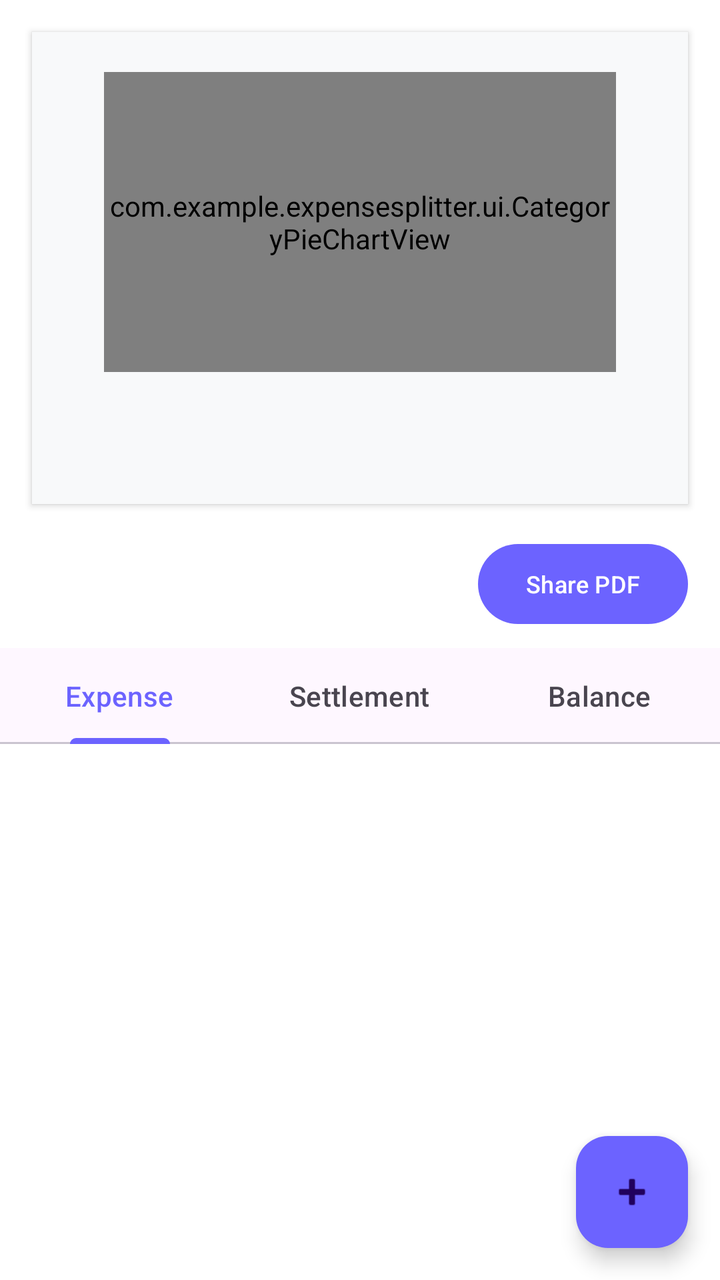
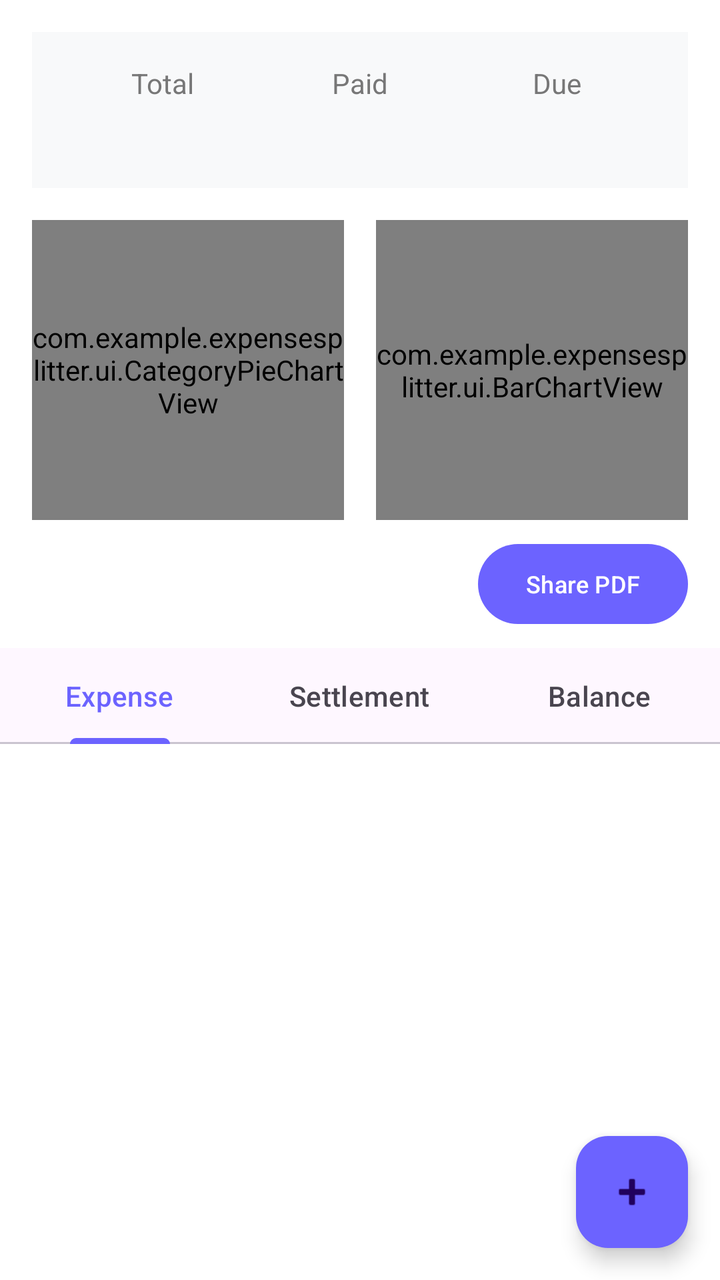

The first picture is an Android layout as it rendered before a commit; the second is the same layout after the commit. The layout source and the unified diff follow.
<!-- AndroidManifest.xml: application theme Theme.ExpenseSplitter -->
<!-- res/layout/activity_group_detail.xml -->
<?xml version="1.0" encoding="utf-8"?>
<LinearLayout xmlns:android="http://schemas.android.com/apk/res/android"
    xmlns:app="http://schemas.android.com/apk/res-auto"
    android:orientation="vertical"
    android:layout_width="match_parent"
    android:layout_height="match_parent"
    android:background="@color/bg_color">

    
    <LinearLayout
        android:layout_width="match_parent"
        android:layout_height="wrap_content"
        android:orientation="horizontal"
        android:padding="20dp"
        android:background="#F8F9FA"
        android:layout_margin="16dp"
        android:elevation="2dp"> 
        
    <com.example.expensesplitter.ui.CategoryPieChartView
        android:id="@+id/categoryPieChart"
        android:layout_width="match_parent"
        android:layout_height="150dp"
        android:layout_marginHorizontal="16dp"
        android:layout_marginBottom="8dp"/>
       
    <com.example.expensesplitter.ui.BarChartView
        android:id="@+id/barChart"
        android:layout_width="match_parent"
        android:layout_height="180dp"
        android:layout_marginHorizontal="16dp"
        android:layout_marginBottom="16dp"/> 
        
        
        <LinearLayout android:layout_width="0dp" android:layout_height="wrap_content" android:layout_weight="1" android:orientation="vertical" android:gravity="center">
            <TextView android:layout_width="wrap_content" android:layout_height="wrap_content" android:text="Total" android:textSize="14sp" android:textColor="#777777"/>
            <TextView android:id="@+id/tvTotal" android:layout_width="wrap_content" android:layout_height="wrap_content" android:textStyle="bold" android:textSize="22sp" android:textColor="#2D2D2D" android:layout_marginTop="4dp"/>
        </LinearLayout>
        
        
        <LinearLayout android:layout_width="0dp" android:layout_height="wrap_content" android:layout_weight="1" android:orientation="vertical" android:gravity="center">
            <TextView android:layout_width="wrap_content" android:layout_height="wrap_content" android:text="Paid" android:textSize="14sp" android:textColor="#777777"/>
            <TextView android:id="@+id/tvPaid" android:layout_width="wrap_content" android:layout_height="wrap_content" android:textStyle="bold" android:textSize="22sp" android:textColor="#2E7D32" android:layout_marginTop="4dp"/>
        </LinearLayout>
        
        
        <LinearLayout android:layout_width="0dp" android:layout_height="wrap_content" android:layout_weight="1" android:orientation="vertical" android:gravity="center">
            <TextView android:layout_width="wrap_content" android:layout_height="wrap_content" android:text="Due" android:textSize="14sp" android:textColor="#777777"/>
            <TextView android:id="@+id/tvDue" android:layout_width="wrap_content" android:layout_height="wrap_content" android:textStyle="bold" android:textSize="22sp" android:textColor="#C62828" android:layout_marginTop="4dp"/>
        </LinearLayout>
    </LinearLayout>

    
    <com.google.android.material.button.MaterialButton
        android:id="@+id/btnSharePdf"
        android:layout_width="wrap_content"
        android:layout_height="wrap_content"
        android:text="Share PDF"
        android:textSize="12sp"
        android:layout_gravity="end"
        android:layout_marginEnd="16dp"
        android:layout_marginBottom="8dp"
        app:backgroundTint="#6C63FF"/>

    <com.google.android.material.tabs.TabLayout
        android:id="@+id/tabLayout"
        android:layout_width="match_parent"
        android:layout_height="wrap_content">
        <com.google.android.material.tabs.TabItem android:text="Expense"/>
        <com.google.android.material.tabs.TabItem android:text="Settlement"/>
        <com.google.android.material.tabs.TabItem android:text="Balance"/>
    </com.google.android.material.tabs.TabLayout>

    <androidx.recyclerview.widget.RecyclerView
        android:id="@+id/recyclerView"
        android:layout_width="match_parent"
        android:layout_height="0dp"
        android:layout_weight="1"
        android:padding="8dp"/>

    <com.google.android.material.floatingactionbutton.FloatingActionButton
        android:id="@+id/fabAdd"
        android:layout_width="wrap_content"
        android:layout_height="wrap_content"
        android:layout_gravity="end|bottom"
        android:layout_margin="16dp"
        android:src="@android:drawable/ic_input_add"
        app:backgroundTint="#6C63FF"/>
</LinearLayout>
<!-- resources referenced by this layout -->
<resources>
  <color name="bg_color">#FFFFFF</color>
  <style name="Theme.ExpenseSplitter" parent="Theme.Material3.DayNight.NoActionBar">
          <item name="colorPrimary">@color/purple_primary</item>
          <item name="android:windowBackground">@color/bg_color</item>
          <item name="android:statusBarColor">@color/bg_color</item>
          <item name="android:windowLightStatusBar">true</item>
      </style>
  <color name="purple_primary">#6C63FF</color>
</resources>

<!-- the commit's change to res/layout/activity_group_detail.xml (unified diff, before → after) -->
@@ -11,45 +11,49 @@
         android:layout_width="match_parent"
         android:layout_height="wrap_content"
         android:orientation="horizontal"
-        android:padding="20dp"
+        android:padding="16dp"
         android:background="#F8F9FA"
-        android:layout_margin="16dp"
-        android:elevation="2dp"> 
-        
-    <com.example.expensesplitter.ui.CategoryPieChartView
-        android:id="@+id/categoryPieChart"
-        android:layout_width="match_parent"
-        android:layout_height="150dp"
-        android:layout_marginHorizontal="16dp"
-        android:layout_marginBottom="8dp"/>
-       
-    <com.example.expensesplitter.ui.BarChartView
-        android:id="@+id/barChart"
-        android:layout_width="match_parent"
-        android:layout_height="180dp"
-        android:layout_marginHorizontal="16dp"
-        android:layout_marginBottom="16dp"/> 
-        
+        android:layout_margin="16dp">
         
         <LinearLayout android:layout_width="0dp" android:layout_height="wrap_content" android:layout_weight="1" android:orientation="vertical" android:gravity="center">
             <TextView android:layout_width="wrap_content" android:layout_height="wrap_content" android:text="Total" android:textSize="14sp" android:textColor="#777777"/>
-            <TextView android:id="@+id/tvTotal" android:layout_width="wrap_content" android:layout_height="wrap_content" android:textStyle="bold" android:textSize="22sp" android:textColor="#2D2D2D" android:layout_marginTop="4dp"/>
+            <TextView android:id="@+id/tvTotal" android:layout_width="wrap_content" android:layout_height="wrap_content" android:textStyle="bold" android:textSize="20sp"/>
         </LinearLayout>
-        
         
         <LinearLayout android:layout_width="0dp" android:layout_height="wrap_content" android:layout_weight="1" android:orientation="vertical" android:gravity="center">
             <TextView android:layout_width="wrap_content" android:layout_height="wrap_content" android:text="Paid" android:textSize="14sp" android:textColor="#777777"/>
-            <TextView android:id="@+id/tvPaid" android:layout_width="wrap_content" android:layout_height="wrap_content" android:textStyle="bold" android:textSize="22sp" android:textColor="#2E7D32" android:layout_marginTop="4dp"/>
+            <TextView android:id="@+id/tvPaid" android:layout_width="wrap_content" android:layout_height="wrap_content" android:textStyle="bold" android:textSize="20sp" android:textColor="#2E7D32"/>
         </LinearLayout>
-        
         
         <LinearLayout android:layout_width="0dp" android:layout_height="wrap_content" android:layout_weight="1" android:orientation="vertical" android:gravity="center">
             <TextView android:layout_width="wrap_content" android:layout_height="wrap_content" android:text="Due" android:textSize="14sp" android:textColor="#777777"/>
-            <TextView android:id="@+id/tvDue" android:layout_width="wrap_content" android:layout_height="wrap_content" android:textStyle="bold" android:textSize="22sp" android:textColor="#C62828" android:layout_marginTop="4dp"/>
+            <TextView android:id="@+id/tvDue" android:layout_width="wrap_content" android:layout_height="wrap_content" android:textStyle="bold" android:textSize="20sp" android:textColor="#C62828"/>
         </LinearLayout>
     </LinearLayout>
 
     
+    <LinearLayout
+        android:layout_width="match_parent"
+        android:layout_height="150dp"
+        android:orientation="horizontal"
+        android:paddingHorizontal="16dp"
+        android:layout_marginBottom="8dp">
+
+        <com.example.expensesplitter.ui.CategoryPieChartView
+            android:id="@+id/categoryPieChart"
+            android:layout_width="0dp"
+            android:layout_height="match_parent"
+            android:layout_weight="1"
+            android:layout_marginEnd="8dp"/>
+
+        <com.example.expensesplitter.ui.BarChartView
+            android:id="@+id/barChart"
+            android:layout_width="0dp"
+            android:layout_height="match_parent"
+            android:layout_weight="1"
+            android:layout_marginStart="8dp"/>
+    </LinearLayout>
+
     <com.google.android.material.button.MaterialButton
         android:id="@+id/btnSharePdf"
         android:layout_width="wrap_content"
